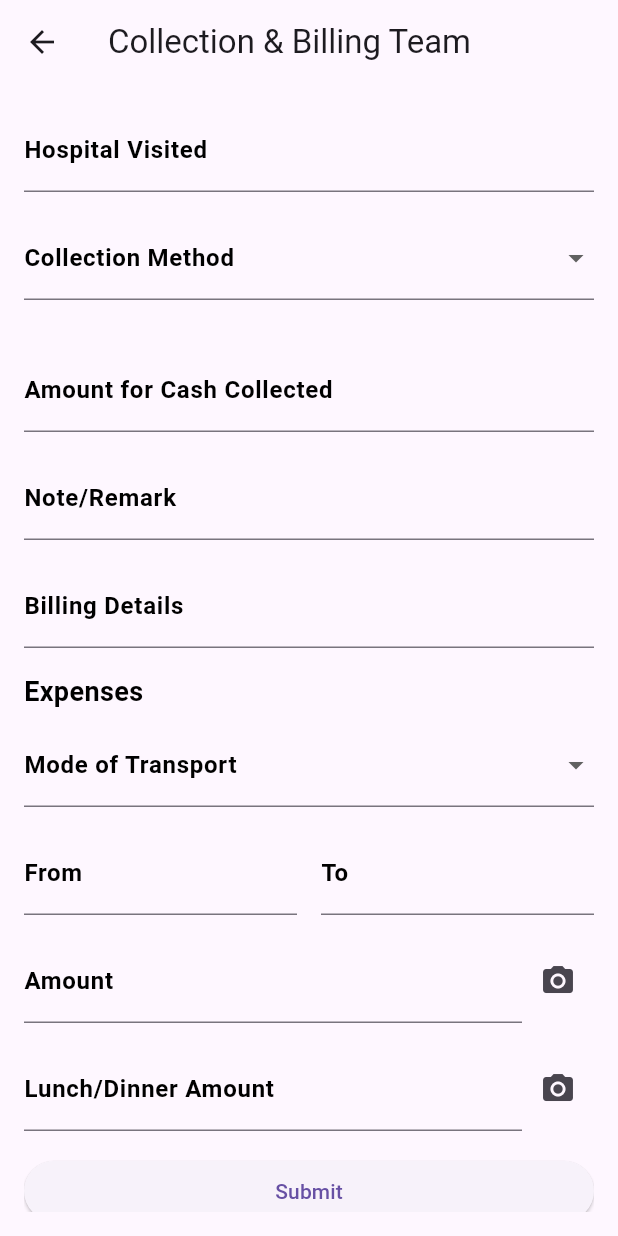
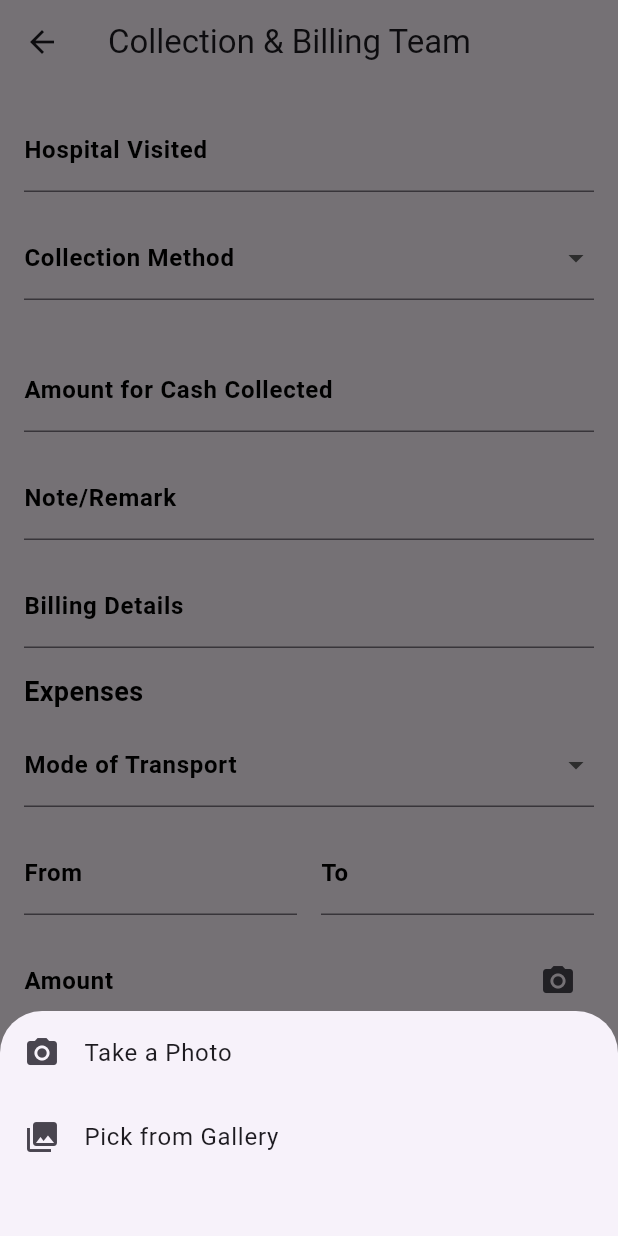
Before and after one commit to PrashamNagda/hospital_management_app, a Flutter app: the CollectionBillingScreen screen opened directly, after a tap on the "camera alt" icon, on a phone screen of 412 x 824 dp. Run offline on Flutter 3.47's test engine with Material 3 defaults, Android fonts, the phone set to English and light mode, and no system bars; our stand-ins replace equatable, flutter_bloc, image_picker, shared_preferences; accounts and stored records are empty.

Commit message:
comepleted collection billing screen

```diff
--- a/lib/screens/collection_billing_screen.dart
+++ b/lib/screens/collection_billing_screen.dart
@@ -1,6 +1,9 @@
 import 'package:flutter/material.dart';
 import 'package:flutter_bloc/flutter_bloc.dart';
 import 'package:shared_preferences/shared_preferences.dart';
+import 'package:image_picker/image_picker.dart';
+import 'dart:io';
+
 import '../../blocs/collection_billing_bloc.dart';
 import '../../blocs/collection_billing_event.dart';
 import '../../blocs/collection_billing_state.dart';
@@ -43,6 +46,10 @@ class _CollectionBillingFormState extends State<CollectionBillingForm> {
   TextEditingController travelAmountController = TextEditingController();
   TextEditingController foodAmountController = TextEditingController();
 
+  File? _chequePhoto;
+  File? _travelReceiptPhoto;
+  File? _foodReceiptPhoto;
+
   final List<String> collectionMethods = ['CASH', 'CHEQUE'];
   final List<String> transportModes = [
     'Car',
@@ -50,6 +57,8 @@ class _CollectionBillingFormState extends State<CollectionBillingForm> {
     'Public Transport',
     'Other'
   ];
+
+  final ImagePicker _picker = ImagePicker();
 
   @override
   void initState() {
@@ -78,6 +87,54 @@ class _CollectionBillingFormState extends State<CollectionBillingForm> {
   Future<void> _saveData(String key, String value) async {
     SharedPreferences prefs = await SharedPreferences.getInstance();
     await prefs.setString(key, value);
+  }
+
+  // Method to show bottom sheet for image selection
+  void _showImageSourceSelection(String type) {
+    showModalBottomSheet(
+      context: context,
+      builder: (BuildContext context) {
+        return Container(
+          height: 150,
+          child: Column(
+            children: [
+              ListTile(
+                leading: Icon(Icons.camera_alt),
+                title: Text('Take a Photo'),
+                onTap: () {
+                  Navigator.pop(context);
+                  _pickImage(type, ImageSource.camera);
+                },
+              ),
+              ListTile(
+                leading: Icon(Icons.photo_library),
+                title: Text('Pick from Gallery'),
+                onTap: () {
+                  Navigator.pop(context);
+                  _pickImage(type, ImageSource.gallery);
+                },
+              ),
+            ],
+          ),
+        );
+      },
+    );
+  }
+
+  // Method to pick an image
+  Future<void> _pickImage(String type, ImageSource source) async {
+    final pickedFile = await _picker.pickImage(source: source);
+    if (pickedFile != null) {
+      setState(() {
+        if (type == 'cheque') {
+          _chequePhoto = File(pickedFile.path);
+        } else if (type == 'travel') {
+          _travelReceiptPhoto = File(pickedFile.path);
+        } else if (type == 'food') {
+          _foodReceiptPhoto = File(pickedFile.path);
+        }
+      });
+    }
   }
 
   @override
@@ -140,7 +197,7 @@ class _CollectionBillingFormState extends State<CollectionBillingForm> {
           const SizedBox(height: 16),
 
           // Cheque Photo (if applicable)
-          if (selectedCollectionMethod == 'CHEQUE')
+          if (selectedCollectionMethod == 'CHEQUE') ...[
             Row(
               children: [
                 Expanded(
@@ -152,12 +209,17 @@ class _CollectionBillingFormState extends State<CollectionBillingForm> {
                 ),
                 ElevatedButton(
                   onPressed: () {
-                    // Handle photo upload for cheque
+                    _showImageSourceSelection('cheque');
                   },
                   child: const Text('Upload Photo'),
                 ),
+                if (_chequePhoto != null) ...[
+                  SizedBox(height: 10),
+                  Image.file(_chequePhoto!, height: 100),
+                ],
               ],
             ),
+          ],
           const SizedBox(height: 16),
 
           // Amount for Cash Collected
@@ -300,9 +362,13 @@ class _CollectionBillingFormState extends State<CollectionBillingForm> {
               IconButton(
                 icon: const Icon(Icons.camera_alt),
                 onPressed: () {
-                  // Handle photo upload for travel receipt
+                  _showImageSourceSelection('travel');
                 },
               ),
+              if (_travelReceiptPhoto != null) ...[
+                SizedBox(height: 10),
+                Image.file(_travelReceiptPhoto!, height: 100),
+              ],
             ],
           ),
           const SizedBox(height: 16),
@@ -329,9 +395,13 @@ class _CollectionBillingFormState extends State<CollectionBillingForm> {
               IconButton(
                 icon: const Icon(Icons.camera_alt),
                 onPressed: () {
-                  // Handle photo upload for food receipt
+                  _showImageSourceSelection('food');
                 },
               ),
+              if (_foodReceiptPhoto != null) ...[
+                SizedBox(height: 10),
+                Image.file(_foodReceiptPhoto!, height: 100),
+              ],
             ],
           ),
           const SizedBox(height: 16),
```
Also changed, not shown: lib/image_picker_demo.dart (+63 -63 lines).
